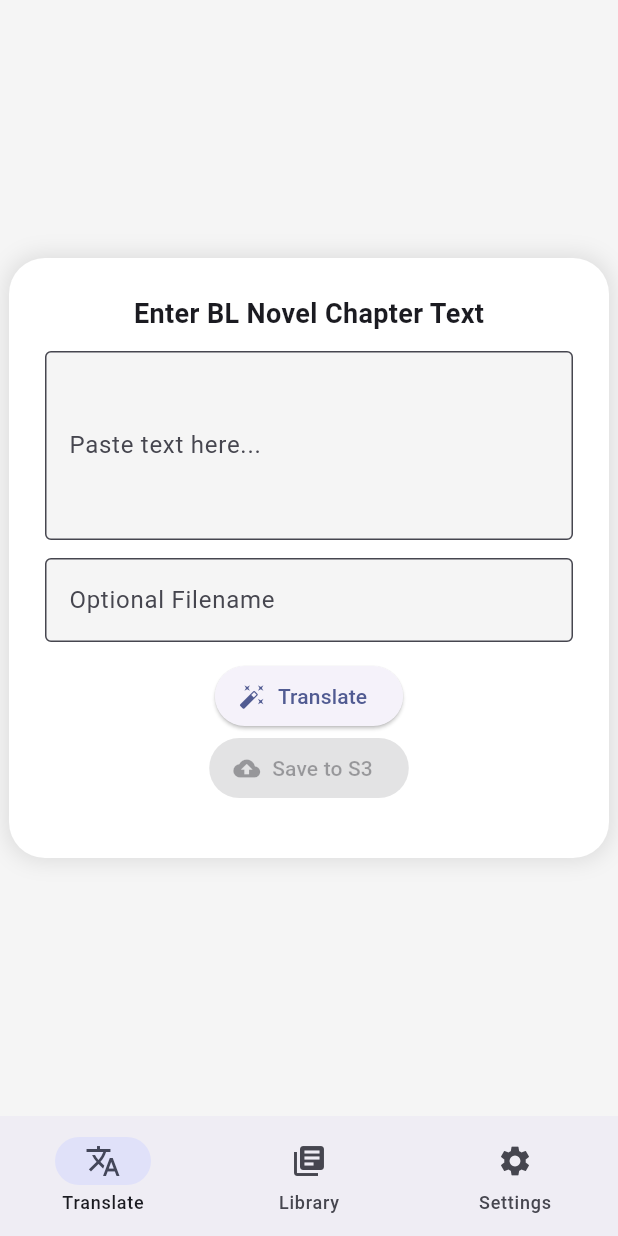
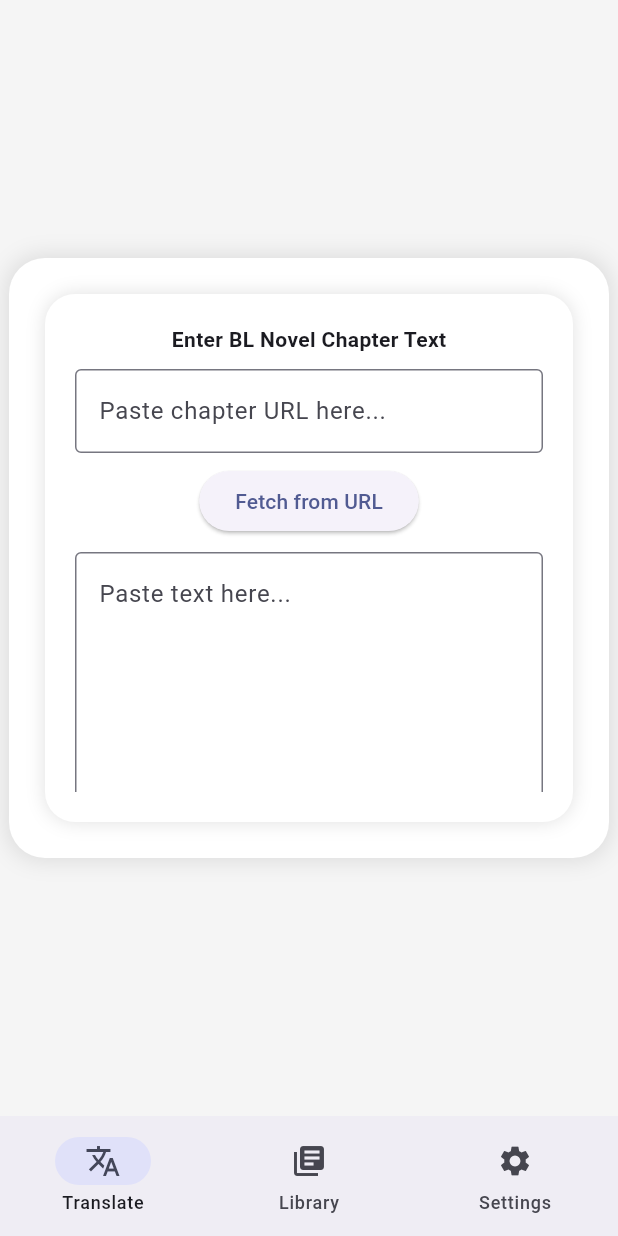
Before and after one commit to Dokkai-B/bl-novel-translator, a Flutter app: the screen it shows after launch, on a phone screen of 412 x 824 dp. Run offline on Flutter 3.47's test engine with Material 3 defaults, Android fonts, the phone set to English and light mode, and no system bars.

Commit message:
Add URL scraping and layout improvements
- Integrated /scrape endpoint using novel_scraper.py
- Added Fetch from URL button in TranslateView
- Auto-translates after scraping
- Applied isLoading + spinner overlay during network calls
- Wrapped all setState() with mounted checks
- Enlarged layout to reduce scroll on wide screens
- Fixed overflow and double-shadow background

```diff
--- a/bl_novel_translator_frontend/lib/views/home_screen.dart
+++ b/bl_novel_translator_frontend/lib/views/home_screen.dart
@@ -28,7 +28,7 @@ class _HomeScreenState extends State<HomeScreen> {
  Widget _buildView() {
   switch (currentView) {
     case AppView.translator:
-      return const TranslateView();
+      return TranslateView();
     case AppView.library:
       return const LibraryView();
     case AppView.settings:
--- a/bl_novel_translator_frontend/lib/views/translate_view.dart
+++ b/bl_novel_translator_frontend/lib/views/translate_view.dart
@@ -3,132 +3,212 @@ import 'package:http/http.dart' as http;
 import 'dart:convert';
 
 class TranslateView extends StatefulWidget {
-  const TranslateView({super.key});
-
   @override
-  State<TranslateView> createState() => _TranslateViewState();
+  _TranslateViewState createState() => _TranslateViewState();
 }
 
 class _TranslateViewState extends State<TranslateView> {
-  final TextEditingController _inputController = TextEditingController();
-  final TextEditingController _filenameController = TextEditingController();
-  String _translatedText = '';
-  bool _isTranslating = false;
+  final urlController = TextEditingController();
+  final textController = TextEditingController();
+  final filenameController = TextEditingController();
 
-  Future<void> _translateWithGPT4o() async {
+  bool isTranslated = false;
+  bool isLoading = false;
+
+  String baseUrl = "http://localhost:5000"; // ✅ Correct for web
+
+  Future<void> fetchChapterFromUrl() async {
+    final url = urlController.text.trim();
+    if (url.isEmpty) return;
+
+    if (!mounted) return;
     setState(() {
-      _isTranslating = true;
-      _translatedText = '';
+      isLoading = true;
+      isTranslated = false;
     });
 
     try {
       final response = await http.post(
-        Uri.parse('http://127.0.0.1:5000/translate'),
-        headers: {'Content-Type': 'application/json'},
-        body: jsonEncode({'text': _inputController.text}),
+        Uri.parse('$baseUrl/scrape'),
+        headers: {"Content-Type": "application/json"},
+        body: jsonEncode({"url": url}),
       );
 
       if (response.statusCode == 200) {
         final data = jsonDecode(response.body);
+        if (!mounted) return;
+        textController.text = data['chapter'] ?? 'No chapter found.';
+        await translateText();
+      } else {
+        if (!mounted) return;
+        showSnack("Failed to fetch chapter.");
+      }
+    } catch (e) {
+      if (!mounted) return;
+      showSnack("Error: $e");
+    }
+
+    if (!mounted) return;
+    setState(() => isLoading = false);
+  }
+
+  Future<void> translateText() async {
+    final inputText = textController.text.trim();
+    if (inputText.isEmpty) return;
+
+    if (!mounted) return;
     setState(() {
-          _translatedText = "[Translated]: ${data['translation']}";
+      isLoading = true;
+    });
+
+    try {
+      final response = await http.post(
+        Uri.parse('$baseUrl/translate'),
+        headers: {"Content-Type": "application/json"},
+        body: jsonEncode({"text": inputText}),
+      );
+
+      if (response.statusCode == 200) {
+        final data = jsonDecode(response.body);
+        if (!mounted) return;
+        setState(() {
+          textController.text = data["translated_text"];
+          isTranslated = true;
         });
       } else {
-        setState(() {
-          _translatedText = 'Error: ${response.body}';
-        });
+        if (!mounted) return;
+        showSnack("Translation failed.");
       }
     } catch (e) {
-      setState(() {
-        _translatedText = 'Error: $e';
-      });
+      if (!mounted) return;
+      showSnack("Error: $e");
     }
 
-    setState(() {
-      _isTranslating = false;
-    });
+    if (!mounted) return;
+    setState(() => isLoading = false);
   }
 
-  Future<void> _saveToS3() async {
+  Future<void> saveToS3() async {
+    final text = textController.text.trim();
+    final filename = filenameController.text.trim();
+    if (text.isEmpty || !isTranslated) return;
+
+    if (!mounted) return;
+    setState(() {
+      isLoading = true;
+    });
+
+    try {
       final response = await http.post(
-      Uri.parse('http://127.0.0.1:5000/save'),
-      headers: {'Content-Type': 'application/json'},
+        Uri.parse('$baseUrl/save'),
+        headers: {"Content-Type": "application/json"},
         body: jsonEncode({
-        'content': _translatedText,
-        'filename': _filenameController.text.trim(),
+          "text": text,
+          "filename": filename.isNotEmpty ? filename : null,
         }),
       );
 
       if (response.statusCode == 200) {
-      final result = jsonDecode(response.body);
-      final filename = result['filename'];
-      ScaffoldMessenger.of(context).showSnackBar(
-        SnackBar(content: Text('Saved to S3 as $filename')),
-      );
+        if (!mounted) return;
+        showSnack("Saved to S3!");
       } else {
-      ScaffoldMessenger.of(context).showSnackBar(
-        const SnackBar(content: Text('Failed to save to S3')),
-      );
+        if (!mounted) return;
+        showSnack("Failed to save.");
       }
+    } catch (e) {
+      if (!mounted) return;
+      showSnack("Error: $e");
+    }
+
+    if (!mounted) return;
+    setState(() => isLoading = false);
+  }
+
+  void showSnack(String message) {
+    ScaffoldMessenger.of(context).showSnackBar(SnackBar(content: Text(message)));
   }
 
   @override
   Widget build(BuildContext context) {
-    return Column(
+    return Center(
+      child: AnimatedContainer(
+        duration: Duration(milliseconds: 300),
+        padding: EdgeInsets.all(20),
+        width: 400,
+        decoration: BoxDecoration(
+          color: Colors.white,
+          borderRadius: BorderRadius.circular(20),
+          boxShadow: [BoxShadow(color: Colors.black12, blurRadius: 10)],
+        ),
+        child: SizedBox(
+          height: MediaQuery.of(context).size.height * 0.8,
+          child: Stack(
             children: [
-        const Text(
-          'Enter BL Novel Chapter Text',
-          style: TextStyle(fontSize: 18, fontWeight: FontWeight.bold),
+              SingleChildScrollView(
+                child: Column(
+                  mainAxisSize: MainAxisSize.min,
+                  children: [
+                    Text("Enter BL Novel Chapter Text", style: TextStyle(fontWeight: FontWeight.bold)),
+                    SizedBox(height: 10),
+                    TextField(
+                      controller: urlController,
+                      decoration: InputDecoration(
+                        hintText: "Paste chapter URL here...",
+                        border: OutlineInputBorder(),
                       ),
-        const SizedBox(height: 12),
-        Expanded(
-          child: TextField(
-            controller: _inputController,
-            maxLines: null,
-            expands: true,
+                    ),
+                    SizedBox(height: 8),
+                    ElevatedButton(
+                      onPressed: isLoading ? null : fetchChapterFromUrl,
+                      child: Text("Fetch from URL"),
+                    ),
+                    SizedBox(height: 10),
+                    TextField(
+                      controller: textController,
+                      maxLines: 8,
                       decoration: InputDecoration(
+                        hintText: "Paste text here...",
                         border: OutlineInputBorder(),
-              hintText: 'Paste text here...',
-              filled: true,
-              fillColor: Colors.grey.shade100,
+                      ),
+                    ),
+                    SizedBox(height: 8),
+                    TextField(
+                      controller: filenameController,
+                      decoration: InputDecoration(
+                        hintText: "Optional Filename",
+                        border: OutlineInputBorder(),
+                      ),
+                    ),
+                    SizedBox(height: 10),
+                    Row(
+                      mainAxisAlignment: MainAxisAlignment.spaceEvenly,
+                      children: [
+                        ElevatedButton.icon(
+                          onPressed: isLoading ? null : translateText,
+                          icon: Icon(Icons.translate),
+                          label: Text("Translate"),
+                        ),
+                        ElevatedButton.icon(
+                          onPressed: (!isTranslated || isLoading) ? null : saveToS3,
+                          icon: Icon(Icons.cloud_upload),
+                          label: Text("Save to S3"),
+                        ),
+                      ],
+                    ),
+                  ],
+                ),
+              ),
+              if (isLoading)
+                Positioned.fill(
+                  child: Container(
+                    color: Colors.white.withOpacity(0.7),
+                    child: Center(child: CircularProgressIndicator()),
+                  ),
+                ),
+            ],
           ),
         ),
       ),
-        const SizedBox(height: 12),
-        TextField(
-          controller: _filenameController,
-          decoration: InputDecoration(
-            labelText: 'Optional Filename',
-            hintText: 'e.g., chapter_1_intro.txt',
-            border: OutlineInputBorder(),
-            filled: true,
-            fillColor: Colors.grey.shade100,
-          ),
-        ),
-        const SizedBox(height: 12),
-        ElevatedButton.icon(
-          onPressed: _isTranslating ? null : _translateWithGPT4o,
-          icon: const Icon(Icons.auto_fix_high),
-          label: const Text('Translate'),
-        ),
-        ElevatedButton.icon(
-          onPressed: _translatedText.isEmpty ? null : _saveToS3,
-          icon: const Icon(Icons.cloud_upload),
-          label: const Text('Save to S3'),
-        ),
-        const SizedBox(height: 12),
-        if (_isTranslating)
-          const CircularProgressIndicator()
-        else if (_translatedText.isNotEmpty)
-          Container(
-            padding: const EdgeInsets.all(12),
-            decoration: BoxDecoration(
-              color: Colors.indigo.shade50,
-              borderRadius: BorderRadius.circular(8),
-            ),
-            child: Text(_translatedText),
-          ),
-      ],
     );
   }
 }
```
Lines whose indentation alone changed are shown as unchanged.
